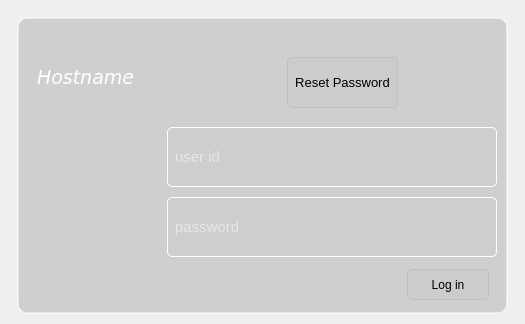
Old version of the form loginform.ui in the repository aciklab/Hvl-Lightdm-Greeter.
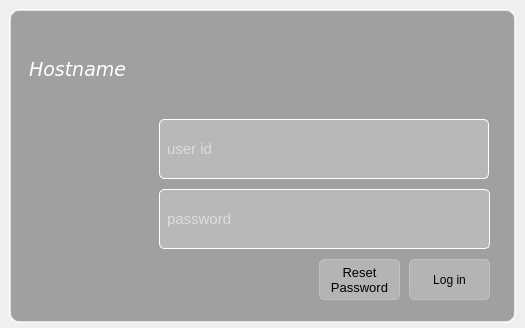
New version of the form. The open tabs and pages were chosen to show the change. Icons and pictures are not drawn.

Commit message: New binary name, new Service system, new resource and config locations, random background image selection added

The edit to the form file:
```diff
--- a/loginform.ui
+++ b/loginform.ui
@@ -7,7 +7,7 @@
     <x>0</x>
     <y>0</y>
     <width>525</width>
-    <height>324</height>
+    <height>328</height>
    </rect>
   </property>
   <property name="font">
@@ -27,22 +27,22 @@
   </property>
   <layout class="QVBoxLayout" name="verticalLayout" stretch="0">
    <property name="spacing">
-    <number>6</number>
+    <number>0</number>
    </property>
    <property name="sizeConstraint">
     <enum>QLayout::SetNoConstraint</enum>
    </property>
    <property name="leftMargin">
-    <number>8</number>
+    <number>0</number>
    </property>
    <property name="topMargin">
-    <number>8</number>
+    <number>0</number>
    </property>
    <property name="rightMargin">
-    <number>8</number>
+    <number>0</number>
    </property>
    <property name="bottomMargin">
-    <number>5</number>
+    <number>0</number>
    </property>
    <item>
     <widget class="QStackedWidget" name="stackedWidget">
@@ -55,8 +55,13 @@
      <property name="styleSheet">
       <string notr="true">QWidget {
     border-radius: 5px;
-}
-</string>
+}</string>
+     </property>
+     <property name="frameShape">
+      <enum>QFrame::Box</enum>
+     </property>
+     <property name="frameShadow">
+      <enum>QFrame::Raised</enum>
      </property>
      <property name="currentIndex">
       <number>3</number>
@@ -320,22 +325,16 @@
      </widget>
      <widget class="QWidget" name="loginpage">
       <property name="styleSheet">
-       <string notr="true">QWidget {
-    border-radius: 5px;
-}
-#loginframe{
-border:2px solid rgba(255,255,255,0.5);
+       <string notr="true">#loginframe{
+    border:2px solid rgba(255,255,255,0.7);
+    background-color: rgba(80,80,80, 0.5);
+    border-radius: 10px;
 }
 #messagelabel,
 #hostnameLabel {
 	color: white;
 }
 
-#loginframe{ 
-    background-color: rgba(80,80,80, 0.2);
-    border-radius: 10px;
-}
-
 QComboBox,
 QPushButton {
     color:black;
@@ -343,32 +342,22 @@
     background-color: rgba(200, 200, 200,0.5);
 }
 
-
-
-
-QComboBox::drop-down {
-    border:none;
-    width: 24px;
-    text-align: right;
-}
-
-QComboBox::down-arrow {
-    image: url(:/resources/dropdown.svg);
-	color:red;
-}
 QLineEdit::focus{
 border: 2px solid rgba(255, 236, 180 0.1);
 	
 }
 QLineEdit{
-color:white;
-font-size:15px;
-padding:5px;
-border:1px solid white;
-background-color: rgba(200,200,200,0.2);
-}</string>
+	color:white;
+	font-size:15px;
+	padding:5px;
+	border:1px solid white;
+	background-color: rgba(200,200,200,0.6);
+ 	border-radius: 5px;
+}
+
+</string>
       </property>
-      <layout class="QHBoxLayout" name="horizontalLayout_2">
+      <layout class="QHBoxLayout" name="horizontalLayout_2" stretch="0">
        <property name="bottomMargin">
         <number>5</number>
        </property>
@@ -380,13 +369,21 @@
            <verstretch>0</verstretch>
           </sizepolicy>
          </property>
+         <property name="font">
+          <font>
+           <stylestrategy>PreferDefault</stylestrategy>
+          </font>
+         </property>
          <property name="frameShape">
-          <enum>QFrame::Box</enum>
+          <enum>QFrame::NoFrame</enum>
          </property>
          <property name="frameShadow">
-          <enum>QFrame::Raised</enum>
+          <enum>QFrame::Plain</enum>
          </property>
          <property name="lineWidth">
+          <number>1</number>
+         </property>
+         <property name="midLineWidth">
           <number>0</number>
          </property>
          <widget class="QLineEdit" name="passwordInput">
@@ -394,7 +391,7 @@
            <rect>
             <x>150</x>
             <y>180</y>
-            <width>330</width>
+            <width>331</width>
             <height>60</height>
            </rect>
           </property>
@@ -506,13 +503,16 @@
            <rect>
             <x>10</x>
             <y>249</y>
-            <width>331</width>
-            <height>41</height>
+            <width>291</width>
+            <height>51</height>
            </rect>
           </property>
           <property name="text">
            <string/>
           </property>
+          <property name="wordWrap">
+           <bool>true</bool>
+          </property>
          </widget>
          <widget class="QLabel" name="iconLabel">
           <property name="geometry">
@@ -581,6 +581,12 @@
             <bold>false</bold>
            </font>
           </property>
+          <property name="frameShape">
+           <enum>QFrame::Box</enum>
+          </property>
+          <property name="midLineWidth">
+           <number>1</number>
+          </property>
           <property name="text">
            <string>Hostname</string>
           </property>
@@ -597,10 +603,10 @@
          <widget class="QPushButton" name="pushButton_resetpwd">
           <property name="geometry">
            <rect>
-            <x>270</x>
-            <y>40</y>
-            <width>111</width>
-            <height>51</height>
+            <x>310</x>
+            <y>250</y>
+            <width>81</width>
+            <height>41</height>
            </rect>
           </property>
           <property name="sizePolicy">
@@ -817,16 +823,17 @@
            <enum>Qt::NoFocus</enum>
           </property>
           <property name="text">
-           <string>Reset Password</string>
+           <string>Reset
+Password</string>
           </property>
          </widget>
          <widget class="QPushButton" name="loginbutton">
           <property name="geometry">
            <rect>
-            <x>390</x>
-            <y>252</y>
-            <width>82</width>
-            <height>31</height>
+            <x>400</x>
+            <y>250</y>
+            <width>81</width>
+            <height>41</height>
            </rect>
           </property>
           <property name="focusPolicy">
```
Left out of the diff: 105 changed lines with no effect on the pictures. The commit also changes 20 other files.
